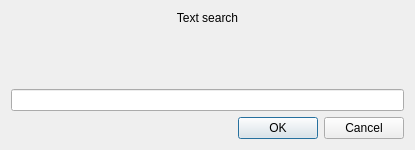
Above: scr/ui/TextSearch.ui from Jhebertaz/PhysiCellGui before the change. Below: the same form after it.
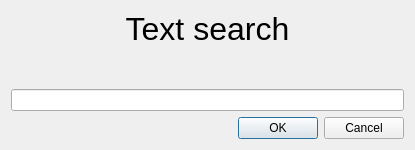
That is the form after the change.

Patch:
```diff
--- a/scr/ui/TextSearch.ui
+++ b/scr/ui/TextSearch.ui
@@ -22,6 +22,11 @@
        <verstretch>0</verstretch>
       </sizepolicy>
      </property>
+     <property name="font">
+      <font>
+       <pointsize>24</pointsize>
+      </font>
+     </property>
      <property name="text">
       <string>Text search</string>
      </property>
```
